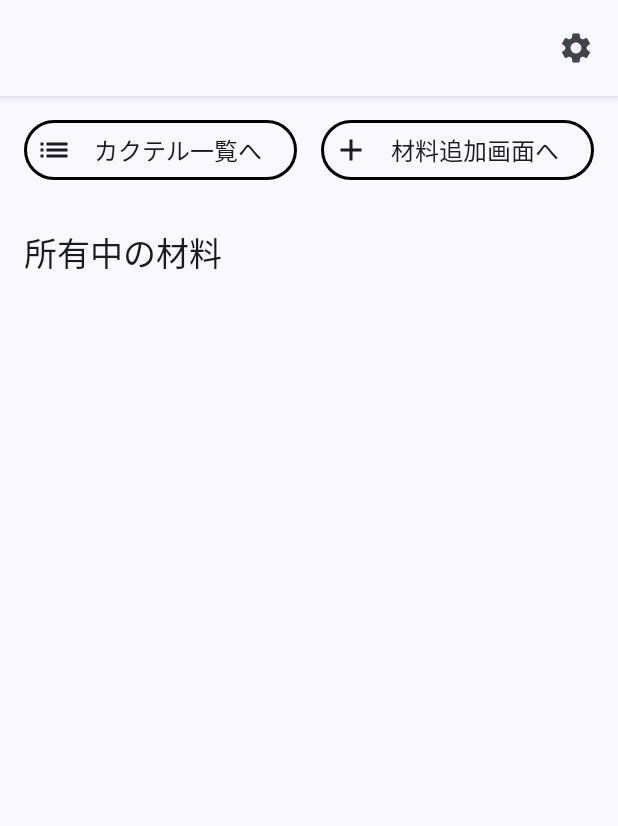
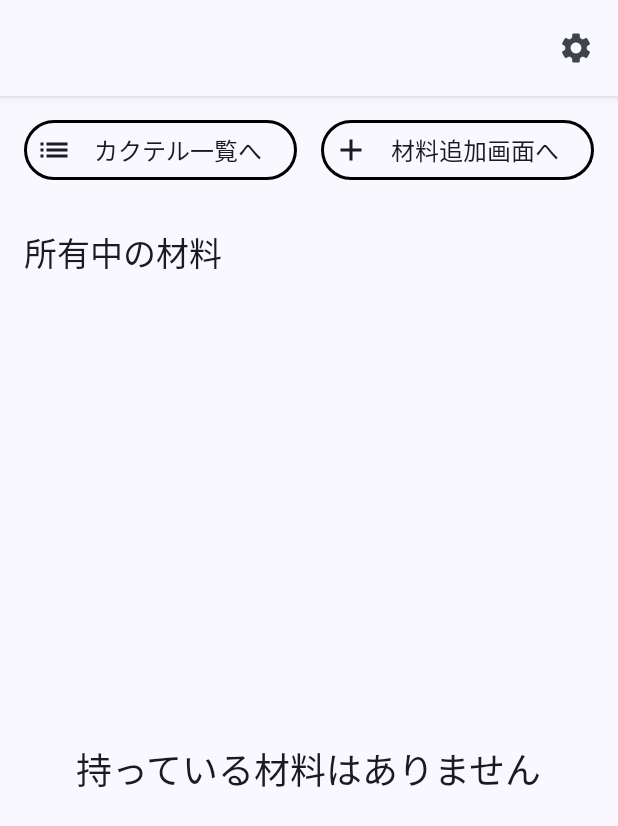
Before and after one commit to SEKI-YUTA/CocktailMaster_JetpackCompose, an Android app built with Jetpack Compose: the screen it shows after launch (MainActivity), on a phone screen of 412 x 824 dp. Shown: the top 826 px of the screen. Run offline under Robolectric (Android 15) with nearby library versions, the phone set to English and light mode, and no system bars; our stand-ins replace Room's generated code; libraries missing offline, so code that uses them is left out: com.jakewharton.retrofit2; network calls fail; 1 statement that could not run was skipped.

```diff
--- /dev/null
+++ b/app/src/main/java/com/example/cocktailmaster/ui/component/CenterMessage.kt
@@ -0,0 +1,27 @@
+package com.example.cocktailmaster.ui.component
+
+import androidx.compose.foundation.layout.Box
+import androidx.compose.foundation.layout.fillMaxSize
+import androidx.compose.material3.Text
+import androidx.compose.runtime.Composable
+import androidx.compose.ui.Alignment
+import androidx.compose.ui.Modifier
+import androidx.compose.ui.res.stringResource
+import androidx.compose.ui.text.TextStyle
+import androidx.compose.ui.unit.sp
+import com.example.cocktailmaster.R
+
+@Composable
+fun CenterMessage(
+    message: String,
+) {
+    Box(
+        modifier = Modifier.fillMaxSize(),
+        contentAlignment = Alignment.Center,
+    ) {
+        Text(
+            text = message,
+            style = TextStyle(fontSize = 24.sp)
+        )
+    }
+}
--- a/app/src/main/java/com/example/cocktailmaster/ui/screen/TopScreen.kt
+++ b/app/src/main/java/com/example/cocktailmaster/ui/screen/TopScreen.kt
@@ -26,7 +26,9 @@ import androidx.navigation.NavHostController
 import com.example.cocktailmaster.R
 import com.example.cocktailmaster.ui.viewmodels.MainViewModel
 import com.example.cocktailmaster.ui.Screen
+import com.example.cocktailmaster.ui.component.CenterMessage
 import com.example.cocktailmaster.ui.component.IngredientListItem
+import com.example.cocktailmaster.ui.component.LoadingMessage
 import com.example.cocktailmaster.ui.component.MenuButton
 
 /*
@@ -81,6 +83,9 @@ fun TopScreen(navController: NavHostController, viewModel: MainViewModel) {
                     )
                 }
             }
+            if(ownedIngredients.isEmpty()) {
+                CenterMessage(message = stringResource(R.string.owned_ingredient_not_found))
+            }
         }
     }
 }
--- a/app/src/main/res/values/strings.xml
+++ b/app/src/main/res/values/strings.xml
@@ -15,4 +15,8 @@
     <string name="edit_str">編集</string>
     <string name="remove_str">削除</string>
     <string name="added_message">追加しました。</string>
+    <string name="loading_message">読み込み中...</string>
+    <string name="craftable_cocktail_not_found">作れるカクテルはありません</string>
+    <string name="owned_ingredient_not_found">持っている材料はありません</string>
+    <string name="not_found_ingredient">材料がみつかりません</string>
 </resources>
```
Also changed, not shown: app/src/main/java/com/example/cocktailmaster/ui/component/LoadingMessage.kt (added, +34 -0 lines), app/src/main/java/com/example/cocktailmaster/ui/screen/AddCocktailIngredientScreen.kt (+13 -0 lines), app/src/main/java/com/example/cocktailmaster/ui/screen/CraftableCocktailListScreen.kt (+15 -0 lines), app/src/main/java/com/example/cocktailmaster/ui/viewmodels/MainViewModel.kt (+7 -0 lines).
